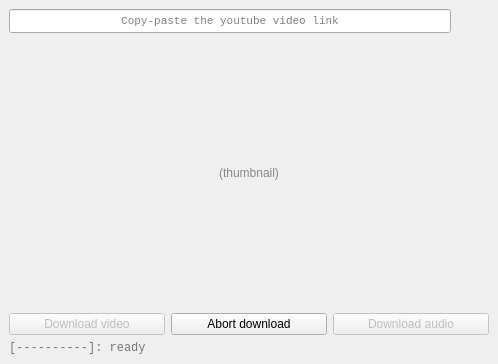
Above: tubic/qt_wrap/ui/main_window.ui from sentenzo/tubic before the change. Below: the same form after it.
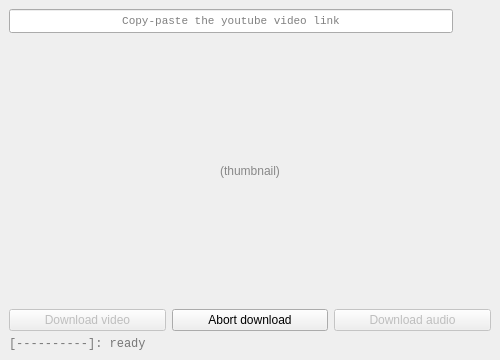
That is the form after the change.

```diff
--- a/tubic/qt_wrap/ui/main_window.ui
+++ b/tubic/qt_wrap/ui/main_window.ui
@@ -12,8 +12,8 @@
    <rect>
     <x>0</x>
     <y>0</y>
-    <width>498</width>
-    <height>364</height>
+    <width>500</width>
+    <height>360</height>
    </rect>
   </property>
   <property name="sizePolicy">
```
Left out of the diff: 3 changed lines with no effect on the pictures.
